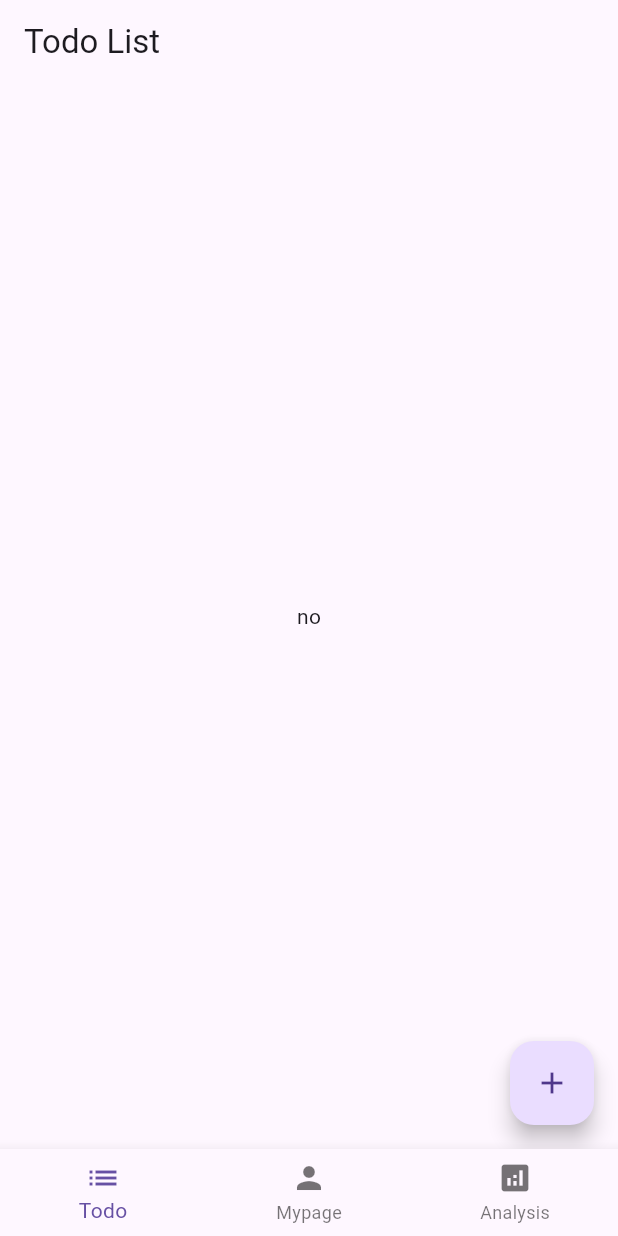
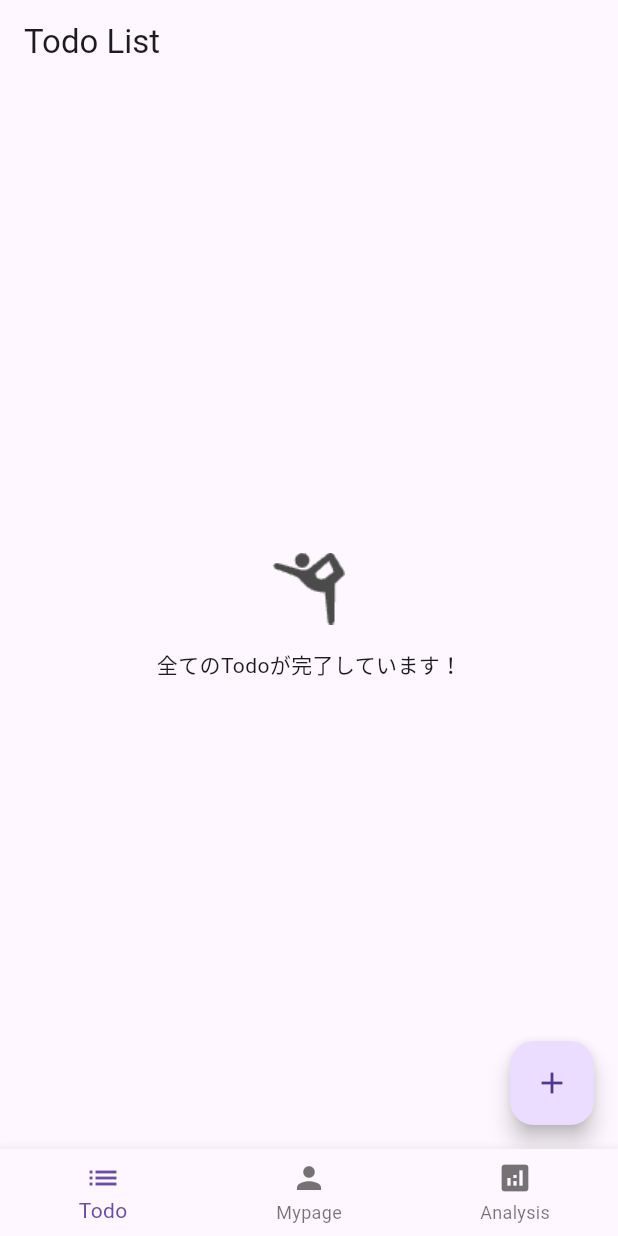
Before and after one commit to yukimiyake0607/my_project_2026_ver01, a Flutter app: the screen it shows after launch, on a phone screen of 412 x 824 dp. Run offline on Flutter 3.47's test engine with Material 3 defaults, Android fonts, the phone set to English and light mode, and no system bars; our stand-ins replace flutter_riverpod, freezed_annotation, riverpod_annotation; generated files the repository leaves out were written again.

Commit message:
ui: todo empty screen

```diff
--- a/lib/src/features/todo_list/presentation/components/todo_empty_screen.dart
+++ b/lib/src/features/todo_list/presentation/components/todo_empty_screen.dart
@@ -3,8 +3,24 @@ import 'package:flutter/material.dart';
 class TodoEmptyScreen extends StatelessWidget {
   const TodoEmptyScreen({super.key});
 
+  static const _emptyImagePath = 'assets/fitness.png';
+
   @override
   Widget build(BuildContext context) {
-    return const Center(child: Text('no'));
+    return Center(
+      child: Column(
+        mainAxisAlignment: MainAxisAlignment.center,
+        children: [
+          Image.asset(
+            _emptyImagePath,
+            fit: BoxFit.contain,
+            errorBuilder: (context, error, stackTrace) => const Text('no'),
+            semanticLabel: 'Todo empty',
+          ),
+          const SizedBox(height: 16),
+          const Text('全てのTodoが完了しています！'),
+        ],
+      ),
+    );
   }
 }
--- a/pubspec.yaml
+++ b/pubspec.yaml
@@ -25,3 +25,6 @@ dev_dependencies:
 
 flutter:
   uses-material-design: true
+
+  assets:
+    - assets/
```
Also changed, not shown: assets/fitness.png (added).
